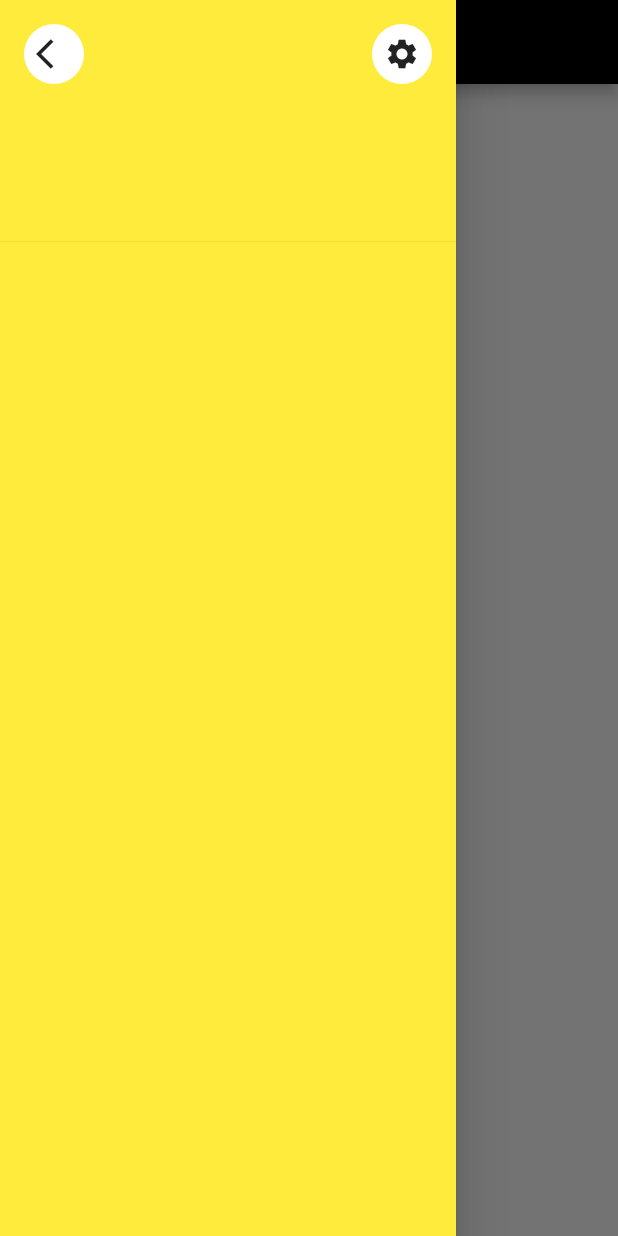
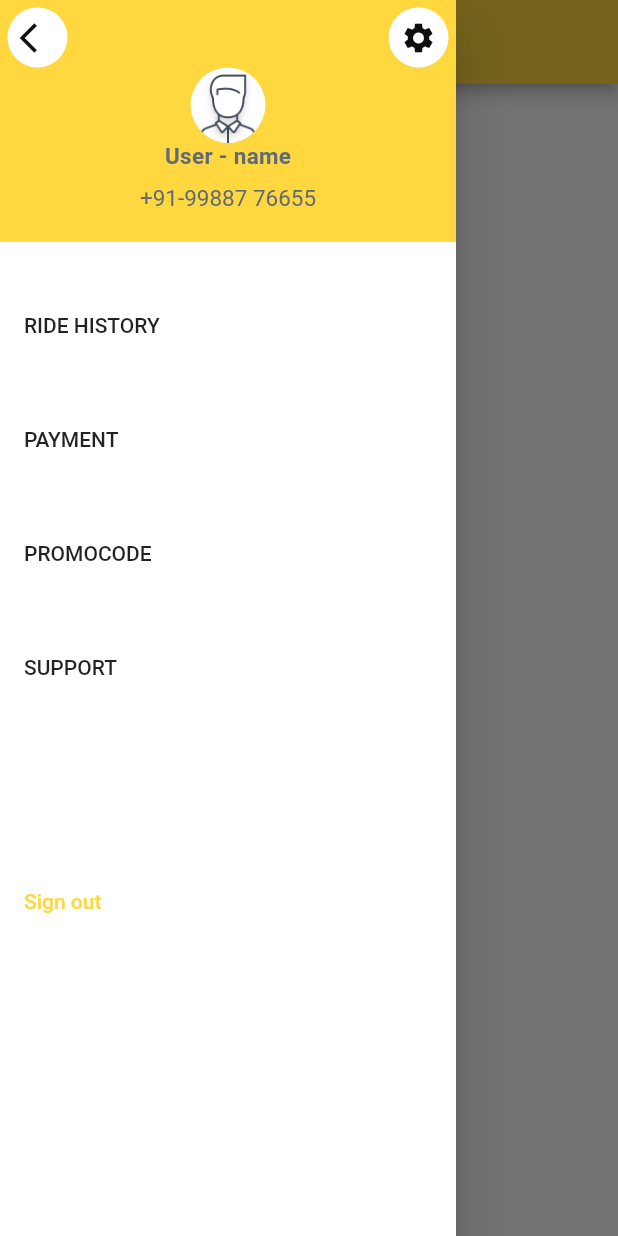
Before and after one commit to priyam2531/rapido, a Flutter app: the UserPage screen opened directly, with the side drawer open, on a phone screen of 412 x 824 dp. Run offline on Flutter 3.47's test engine with Material 2 defaults, Android fonts, the phone set to English and light mode, and no system bars.

Commit message:
[PMC]-priya userpage done

```diff
--- /dev/null
+++ b/lib/config/string_config.dart
@@ -0,0 +1,9 @@
+class StringConfig{
+  static String name ="User - name";
+  static String number ="+91-99887 76655";
+  static String history ="RIDE HISTORY";
+  static String payment ="PAYMENT";
+  static String code ="PROMOCODE";
+  static String support ="SUPPORT";
+  static String signout ="Sign out";
+}
--- a/lib/constant/app_color.dart
+++ b/lib/constant/app_color.dart
@@ -1,6 +1,9 @@
 import 'package:flutter/material.dart';
 
 class AppColor{
-  static const Color yellow = Color(0xffFFCC08);
+  static const Color yellow = Color(0xffFFD73E);
+  static const Color grey = Color(0xff616A76);
+  static const Color white = Color(0xffFFFFFF);
+  static const Color black = Color(0xff0E0E0E);
 
 }
--- a/lib/constant/app_images.dart
+++ b/lib/constant/app_images.dart
@@ -2,4 +2,5 @@ class AppImages{
   static const String logo = "assets/logo.png";
   static const String taxi = "assets/pilot-taxi 1.png";
   static const String delivary = "assets/dilivary.png";
+  static const String profile = "assets/profile.png";
 }
--- /dev/null
+++ b/lib/constant/font_size.dart
@@ -0,0 +1,14 @@
+class AppFont{
+  static double fontSize8 =  8.0;
+  static double fontSize10 = 10.0;
+  static double fontSize12 = 12.0;
+  static double fontSize14 = 14.0;
+  static double fontSize15 = 15.0;
+  static double fontSize16 = 16.0;
+  static double fontSize18 = 18.0;
+  static double fontSize20 = 20.0;
+  static double fontSize25 = 25.0;
+  static double fontSize30 = 30.0;
+  static double fontSize40 = 40.0;
+
+}
--- /dev/null
+++ b/lib/constant/icon_page.dart
@@ -0,0 +1,9 @@
+import 'package:flutter/material.dart';
+
+import 'app_color.dart';
+
+class AppIcon {
+  static Icon backarrow = Icon(Icons.arrow_back_ios, color: AppColor.black,);
+  static Icon setting = Icon(Icons.settings, color: AppColor.black,);
+
+}
--- a/lib/pages/profile/user_page.dart
+++ b/lib/pages/profile/user_page.dart
@@ -1,4 +1,9 @@
 import 'package:flutter/material.dart';
+import 'package:rapido/config/string_config.dart';
+import 'package:rapido/constant/app_color.dart';
+import 'package:rapido/constant/app_images.dart';
+import 'package:rapido/constant/font_size.dart';
+import 'package:rapido/constant/icon_page.dart';
 
 class UserPage extends StatefulWidget {
   const UserPage({Key? key}) : super(key: key);
@@ -12,31 +17,164 @@ class _UserPageState extends State<UserPage> {
   Widget build(BuildContext context) {
     return Scaffold(
       appBar: AppBar(
-        backgroundColor: Colors.black,
+        backgroundColor: AppColor.yellow,
       ),
       drawer: Drawer(
-        backgroundColor: Colors.yellow,
+        backgroundColor: AppColor.white,
         child: ListView(children: [
           DrawerHeader(
-              decoration: BoxDecoration(color: Colors.yellow),
-              child:  Column(
+              padding: EdgeInsets.all(5),
+              decoration: BoxDecoration(color: AppColor.yellow),
+              child: Column(
                 children: [
-                  Row(mainAxisAlignment: MainAxisAlignment.spaceBetween,
+                  Row(
+                    mainAxisAlignment: MainAxisAlignment.spaceBetween,
                     children: [
-                      Container(width: 40,height: 40,
+                      Container(
+                          width: 40,
+                          height: 40,
                           decoration: BoxDecoration(
-                              shape: BoxShape.circle, color: Colors.white),
-                          child: Center(child: Icon(Icons.arrow_back_ios))),
-                      Container(width: 40,height: 40,
+                              shape: BoxShape.circle, color: AppColor.white),
+                          child: Center(child: AppIcon.backarrow)),
+                      Container(
+                          width: 40,
+                          height: 40,
                           decoration: BoxDecoration(
-                              shape: BoxShape.circle, color: Colors.white),
-                          child: Center(child: Icon(Icons.settings)))
-
+                              shape: BoxShape.circle, color: AppColor.white),
+                          child: Center(child: AppIcon.setting))
                     ],
+                  ),
+                  Container(
+                      width: 50,
+                      height: 50,
+                      decoration: BoxDecoration(
+                          shape: BoxShape.circle, color:AppColor.white),
+                      child: Image.asset(AppImages.profile)),
+                  Text(
+                    StringConfig.name,
+                    style: TextStyle(
+                      color: AppColor.grey,
+                      fontWeight: FontWeight.w700,
+                      fontFamily: 'Roboto',
+                      fontSize: AppFont.fontSize15,
+                      letterSpacing: 0.20,
+                    ),
+                  ),
+                  SizedBox(
+                    height: 10,
+                  ),
+                  Text(
+                    StringConfig.number,
+                    style: TextStyle(
+                      color: AppColor.grey,
+                      fontWeight: FontWeight.w400,
+                      fontSize: AppFont.fontSize15,
+                    ),
                   )
                 ],
-              ))
+              )),
+          // Padding(
+          //   padding: const EdgeInsets.all(40),
+          //   child: Column(
+          //     crossAxisAlignment: CrossAxisAlignment.start,
+          //     mainAxisAlignment: MainAxisAlignment.spaceBetween,
+          //     children: [
+          //       SizedBox(height: 20,),
+          //       Text(
+          //         "RIDE HISTORY",
+          //         style: TextStyle(
+          //             color: Colors.grey[600],
+          //             fontWeight: FontWeight.w700,
+          //             fontSize: 15,
+          //             height: 0.9),
+          //       ),
+          //       SizedBox(height: 40,),
+          //       Text(
+          //         "PAYMENT",
+          //         style: TextStyle(
+          //             color: Colors.grey[600],
+          //             fontWeight: FontWeight.w700,
+          //             fontSize: 15,
+          //             height: 0.9),
+          //       ),
+          //       SizedBox(height: 40,),
+          //       Row(mainAxisAlignment: MainAxisAlignment.spaceBetween,
+          //         children: [
+          //           Text(
+          //             "PROMOCODE",
+          //             style: TextStyle(
+          //                 color: Colors.grey[600],
+          //                 fontWeight: FontWeight.w700,
+          //                 fontSize: 15,
+          //                 height: 0.9),
+          //           ),
+          //           Container(height: 30,width: 30,decoration: BoxDecoration(shape: BoxShape.circle,color: Colors.white),child: Center(child: Text("1")),)
+          //         ],
+          //       ),
+          //       SizedBox(height: 40,),
+          //       Text(
+          //         "SUPPORT",
+          //         style: TextStyle(
+          //             color: Colors.grey[600],
+          //             fontWeight: FontWeight.w700,
+          //             fontSize: 15,
+          //             height: 0.9),
+          //       ),
+          //       SizedBox(height: 140,),
+          //
+          //       Text(
+          //         'Sign out',
+          //         style: TextStyle(
+          //           color: Color(0xFFFFCC08),
+          //           fontSize: 15,
+          //
+          //           fontWeight: FontWeight.w400,
+          //           height: 0.09,
+          //         ),
+          //       )
+          //
+          //
+          //
+          //     ],
+          //   ),
+          // )
+          SizedBox(height: 20,),
 
+          ListTile(
+            title:  Text(StringConfig.history,
+            ),
+            onTap: () {
+              Navigator.pop(context);
+            },
+          ),
+          SizedBox(height: 20,),
+          ListTile(
+            title:  Text(StringConfig.payment),
+            onTap: () {
+              Navigator.pop(context);
+            },
+          ),
+          SizedBox(height: 20,),
+          ListTile(
+            title:  Text(StringConfig.code),
+            onTap: () {
+              Navigator.pop(context);
+            },
+          ),
+          SizedBox(height: 20,),
+          ListTile(
+            title:  Text(StringConfig.support),
+            onTap: () {
+              Navigator.pop(context);
+            },
+          ),
+          SizedBox(height: 100,),
+          ListTile(
+            title:  Text(StringConfig.signout,style: TextStyle(color: AppColor.yellow)),
+            onTap: () {
+              Navigator.pop(context);
+            },
+          ),
         ]),
       ),
     );
```
Also changed, not shown: assets/profile.png (added), lib/pages/map/ridebooking.dart (renamed from lib/map/ridebooking.dart).
